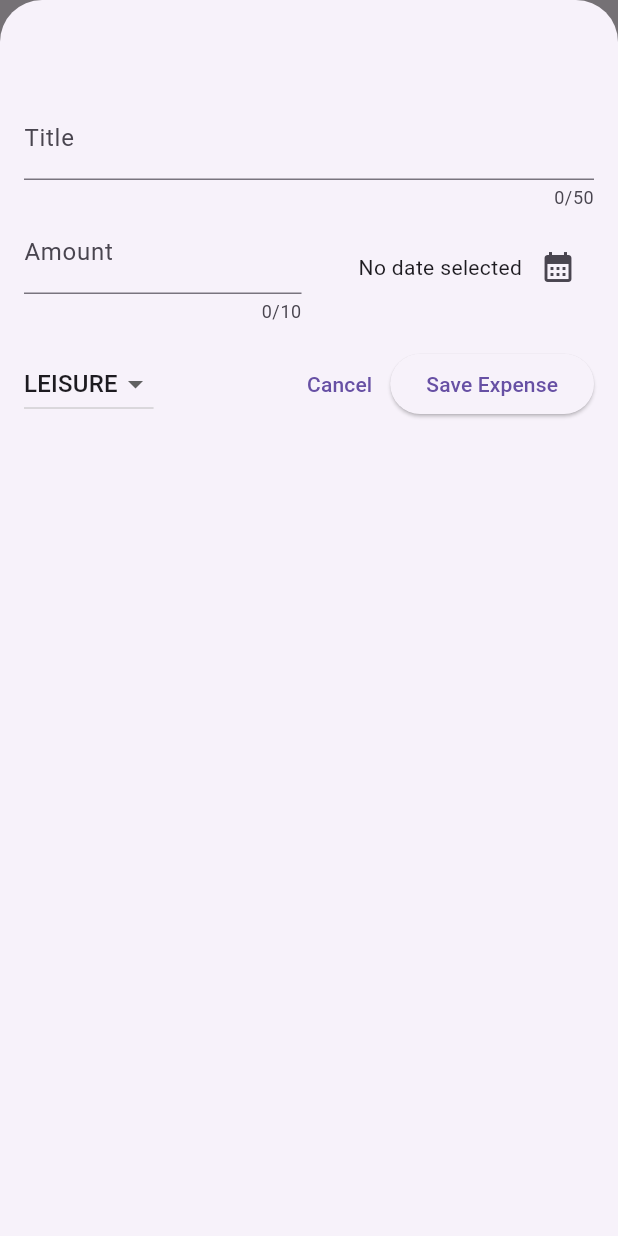
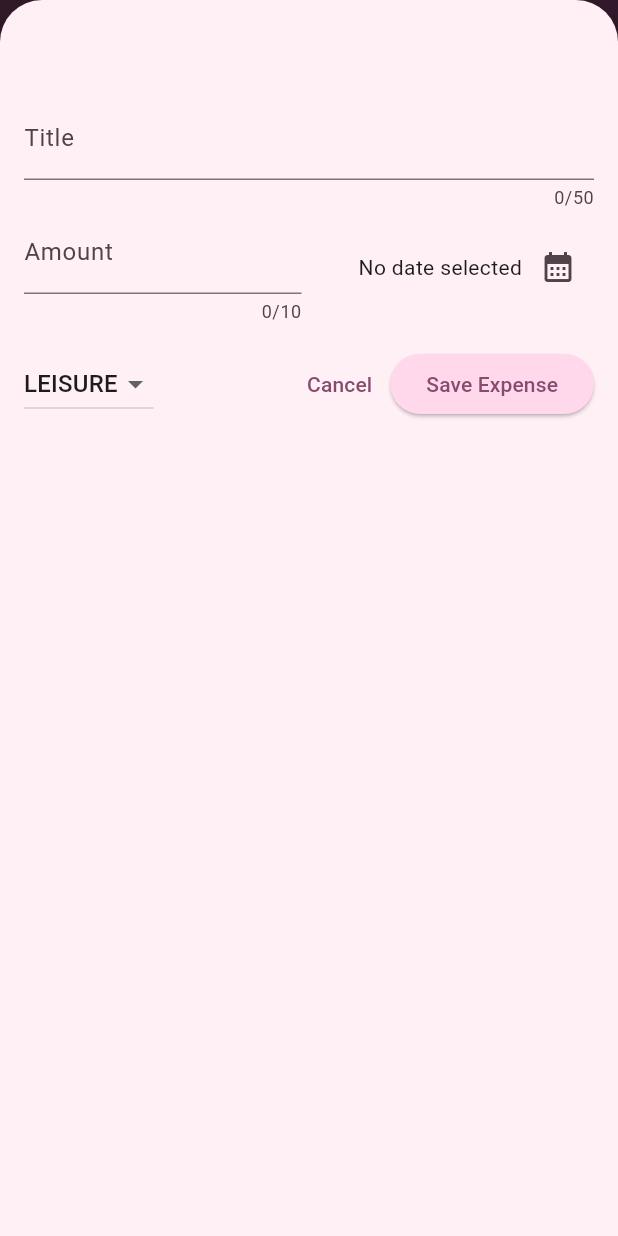
Before and after one commit to HuzaifaSidiqui/expennse_tracker, a Flutter app: the screen it shows after launch, after a tap on the "add" icon, on a phone screen of 412 x 824 dp. Run offline on Flutter 3.47's test engine with Material 3 defaults, Android fonts, the phone set to English and light mode, and no system bars.

Commit message:
integrated theem for styling

```diff
--- a/lib/main.dart
+++ b/lib/main.dart
@@ -2,6 +2,37 @@ import 'package:flutter/material.dart';
 
 import 'package:expense_tracker/widgets/expenses.dart';
 
+var kColorScheme = ColorScheme.fromSeed(
+  seedColor: Color.fromARGB(25, 96, 59, 81),
+);
+
 void main() {
-  runApp(MaterialApp(theme: ThemeData(useMaterial3: true), home: Expenses()));
+  runApp(
+    MaterialApp(
+      theme: ThemeData().copyWith(
+        colorScheme: kColorScheme,
+        appBarTheme: const AppBarTheme().copyWith(
+          backgroundColor: kColorScheme.onPrimaryContainer,
+          foregroundColor: kColorScheme.primaryContainer,
+        ),
+        cardTheme: CardThemeData().copyWith(
+          color: kColorScheme.primaryContainer,
+          margin: EdgeInsets.symmetric(horizontal: 16, vertical: 8),
+        ),
+        elevatedButtonTheme: ElevatedButtonThemeData(
+          style: ElevatedButton.styleFrom(
+            backgroundColor: kColorScheme.primaryContainer,
+          ),
+        ),
+        textTheme: ThemeData().textTheme.copyWith(
+          titleLarge: TextStyle(
+            fontWeight: FontWeight.normal,
+            color: kColorScheme.onSecondaryContainer,
+            fontSize: 14,
+          ),
+        ),
+      ),
+      home: const Expenses(),
+    ),
+  );
 }
--- a/lib/widgets/expenses.dart
+++ b/lib/widgets/expenses.dart
@@ -48,13 +48,38 @@ class _ExpensesState extends State<Expenses> {
   }
 
   void _removeExpense(Expense expense) {
+    final expenseIndex = _registeredExpenses.indexOf(expense);
     setState(() {
       _registeredExpenses.remove(expense);
     });
+    ScaffoldMessenger.of(context).clearSnackBars();
+    ScaffoldMessenger.of(context).showSnackBar(
+      SnackBar(
+        duration: Duration(seconds: 3),
+        content: Text('Expense Deleted'),
+        action: SnackBarAction(
+          label: 'undo',
+          onPressed: () {
+            setState(() {
+              _registeredExpenses.insert(expenseIndex, expense);
+            });
+          },
+        ),
+      ),
+    );
   }
 
   @override
   Widget build(context) {
+    Widget mainContent = Center(child: Text('No expense registered yet.'));
+
+    if (_registeredExpenses.isNotEmpty) {
+      mainContent = ExpensesList(
+        expenses: _registeredExpenses,
+        onRemoveExpense: _removeExpense,
+      );
+    }
+
     return Scaffold(
       appBar: AppBar(
         title: Text('Flutter Expenses Tracker'),
@@ -68,12 +93,7 @@ class _ExpensesState extends State<Expenses> {
       body: Column(
         children: [
           Text('The chart'),
-          Expanded(
-            child: ExpensesList(
-              expenses: _registeredExpenses,
-              onRemoveExpense: _removeExpense,
-            ),
-          ),
+          Expanded(child: mainContent),
         ],
       ),
     );
--- a/lib/widgets/expenses_list/expenses_item.dart
+++ b/lib/widgets/expenses_list/expenses_item.dart
@@ -12,8 +12,9 @@ class ExpensesItem extends StatelessWidget {
       child: Padding(
         padding: const EdgeInsets.symmetric(vertical: 16, horizontal: 20),
         child: Column(
+          crossAxisAlignment: CrossAxisAlignment.start,
           children: [
-            Text(expense.title),
+            Text(expense.title, style: Theme.of(context).textTheme.titleLarge),
             const SizedBox(height: 4),
             Row(
               children: [
--- a/lib/widgets/expenses_list/expenses_list.dart
+++ b/lib/widgets/expenses_list/expenses_list.dart
@@ -18,6 +18,12 @@ class ExpensesList extends StatelessWidget {
       itemCount: expenses.length,
       itemBuilder: (context, index) => Dismissible(
         key: ValueKey(expenses[index]),
+        background: Container(
+          color: Theme.of(context).colorScheme.error,
+          margin: EdgeInsets.symmetric(
+            horizontal: Theme.of(context).cardTheme.margin!.horizontal,
+          ),
+        ),
         onDismissed: (direction) {
           onRemoveExpense(expenses[index]);
         },
```
